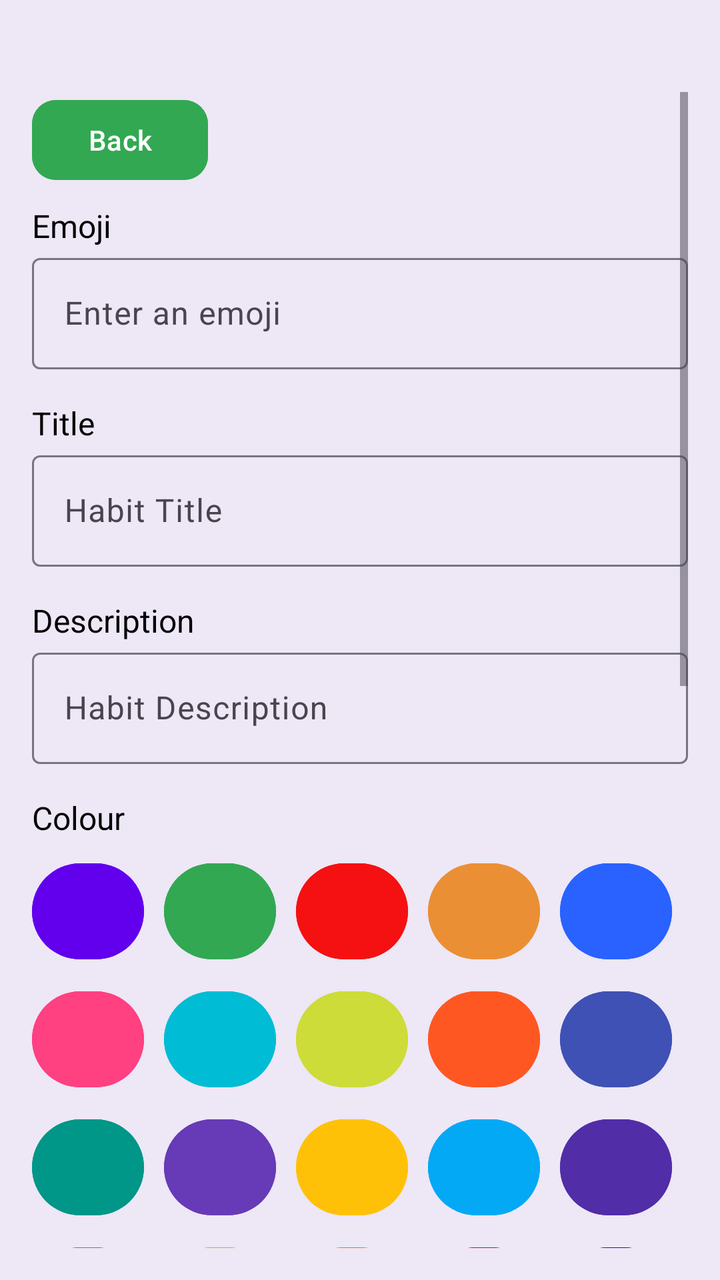
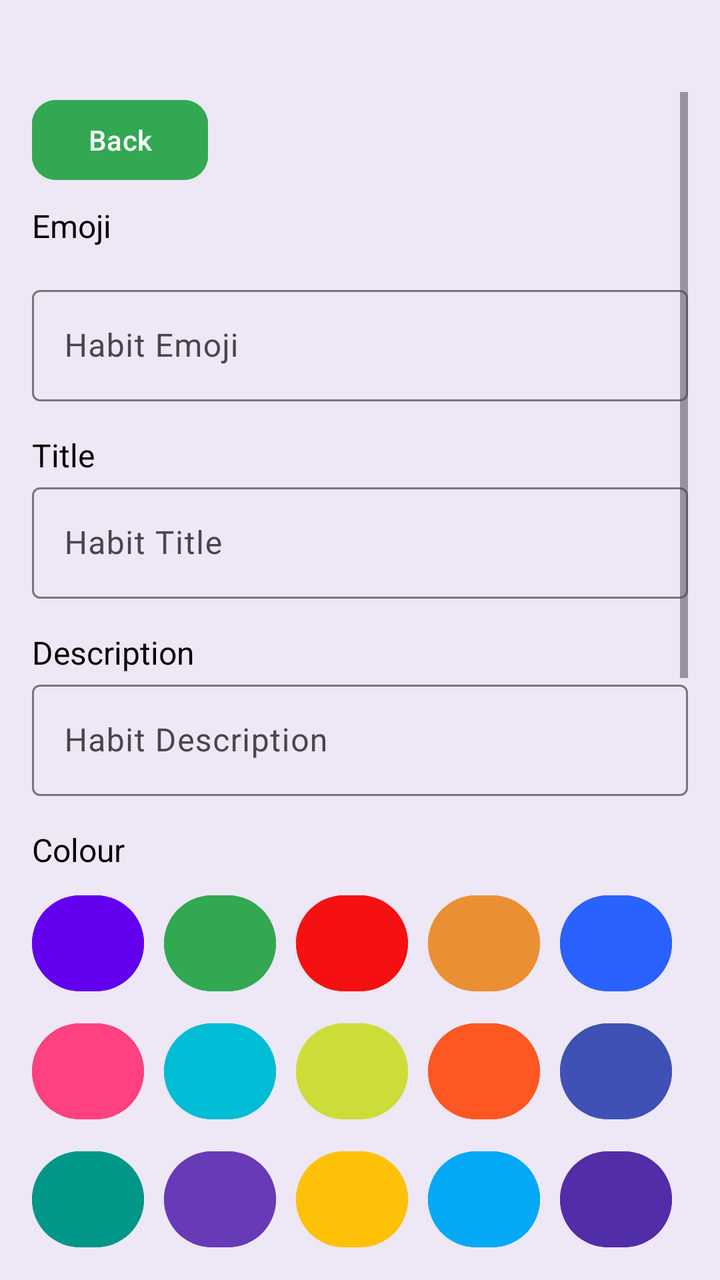

Screens rendered from an Android XML layout before and after an edit, with the pre-edit source and the edit as a unified diff.
<!-- AndroidManifest.xml: application theme Theme.TrackIt -->
<!-- res/layout/activity_add_habit.xml -->
<?xml version="1.0" encoding="utf-8"?>
<androidx.constraintlayout.widget.ConstraintLayout xmlns:android="http://schemas.android.com/apk/res/android"
    xmlns:app="http://schemas.android.com/apk/res-auto"
    xmlns:tools="http://schemas.android.com/tools"
    android:id="@+id/main"
    android:layout_width="match_parent"
    android:layout_height="match_parent"
    android:background="@color/bg_color"
    tools:context=".AddHabit">

    <ScrollView
        android:id="@+id/scrollView"
        android:layout_width="0dp"
        android:layout_height="0dp"
        android:layout_marginTop="30dp"
        android:fillViewport="true"
        android:padding="16dp"
        app:layout_constraintBottom_toBottomOf="parent"
        app:layout_constraintEnd_toEndOf="parent"
        app:layout_constraintStart_toStartOf="parent"
        app:layout_constraintTop_toTopOf="parent">

        <LinearLayout
            android:layout_width="match_parent"
            android:layout_height="wrap_content"
            android:orientation="vertical"
            android:paddingBottom="32dp">

            <com.google.android.material.button.MaterialButton
                android:id="@+id/backBtn"
                android:layout_width="wrap_content"
                android:layout_height="wrap_content"
                android:backgroundTint="#32A852"
                android:paddingStart="16dp"
                android:paddingTop="10dp"
                android:paddingEnd="16dp"
                android:paddingBottom="10dp"
                android:text="Back"
                android:textAllCaps="false"
                android:textColor="#FFFFFF"
                app:cornerRadius="12dp"
                app:iconGravity="textStart" />  <TextView
            android:layout_width="wrap_content"
            android:layout_height="wrap_content"
            android:layout_marginTop="8dp"
            android:text="Emoji"
            android:textColor="@color/text_primary"
            android:textSize="16sp" />

            <com.google.android.material.textfield.TextInputLayout
                android:layout_width="match_parent"
                android:layout_height="wrap_content"
                android:hint="Enter an emoji">

                <com.google.android.material.textfield.TextInputEditText
                    android:id="@+id/emojiInput"
                    android:layout_width="match_parent"
                    android:layout_height="wrap_content"
                    android:maxLength="2" />
            </com.google.android.material.textfield.TextInputLayout>  <TextView
            android:layout_width="wrap_content"
            android:layout_height="wrap_content"
            android:layout_marginTop="16dp"
            android:text="Title"
            android:textColor="@color/text_primary"
            android:textSize="16sp" />

            <com.google.android.material.textfield.TextInputLayout
                android:layout_width="match_parent"
                android:layout_height="wrap_content"
                android:hint="Habit Title">

                <com.google.android.material.textfield.TextInputEditText
                    android:id="@+id/titleInput"
                    android:layout_width="match_parent"
                    android:layout_height="wrap_content"
                    android:inputType="text" />
            </com.google.android.material.textfield.TextInputLayout>  <TextView
            android:layout_width="wrap_content"
            android:layout_height="wrap_content"
            android:layout_marginTop="16dp"
            android:text="Description"
            android:textColor="@color/text_primary"
            android:textSize="16sp" />

            <com.google.android.material.textfield.TextInputLayout
                android:layout_width="match_parent"
                android:layout_height="wrap_content"
                android:hint="Habit Description">

                <com.google.android.material.textfield.TextInputEditText
                    android:id="@+id/descInput"
                    android:layout_width="match_parent"
                    android:layout_height="wrap_content"
                    android:inputType="textMultiLine" />
            </com.google.android.material.textfield.TextInputLayout>  <TextView
            android:layout_width="wrap_content"
            android:layout_height="wrap_content"
            android:layout_marginTop="16dp"
            android:text="Colour"
            android:textColor="@color/text_primary"
            android:textSize="16sp" />

            <LinearLayout
                android:layout_width="wrap_content"
                android:layout_height="wrap_content"
                android:layout_marginTop="8dp"
                android:orientation="horizontal">

                <com.google.android.material.button.MaterialButton
                    android:id="@+id/Purple"
                    android:layout_width="56dp"
                    android:layout_height="56dp"
                    android:layout_marginStart="0dp"
                    android:backgroundTint="#6200EE"
                    android:foreground="?attr/selectableItemBackground"
                    android:text=""
                    app:cornerRadius="28dp" />

                <com.google.android.material.button.MaterialButton
                    android:id="@+id/Green"
                    android:layout_width="56dp"
                    android:layout_height="56dp"
                    android:layout_marginStart="10dp"
                    android:backgroundTint="#32A852"
                    android:foreground="?attr/selectableItemBackground"
                    android:text=""
                    app:cornerRadius="28dp" />

                <com.google.android.material.button.MaterialButton
                    android:id="@+id/Red"
                    android:layout_width="56dp"
                    android:layout_height="56dp"
                    android:layout_marginStart="10dp"
                    android:backgroundTint="#F51111"
                    android:foreground="?attr/selectableItemBackground"
                    android:text=""
                    app:cornerRadius="28dp" />

                <com.google.android.material.button.MaterialButton
                    android:id="@+id/Orange"
                    android:layout_width="56dp"
                    android:layout_height="56dp"
                    android:layout_marginStart="10dp"
                    android:backgroundTint="#EB8F34"
                    android:foreground="?attr/selectableItemBackground"
                    android:text=""
                    app:cornerRadius="28dp" />

                <com.google.android.material.button.MaterialButton
                    android:id="@+id/Blue"
                    android:layout_width="56dp"
                    android:layout_height="56dp"
                    android:layout_marginStart="10dp"
                    android:backgroundTint="#2962FF"
                    android:foreground="?attr/selectableItemBackground"
                    android:text=""
                    app:cornerRadius="28dp" />

                <com.google.android.material.button.MaterialButton
                    android:id="@+id/Yellow"
                    android:layout_width="56dp"
                    android:layout_height="56dp"
                    android:layout_marginStart="10dp"
                    android:backgroundTint="#FFD600"
                    android:foreground="?attr/selectableItemBackground"
                    android:text=""
                    app:cornerRadius="28dp" />
            </LinearLayout> 
            <LinearLayout
                android:layout_width="wrap_content"
                android:layout_height="wrap_content"
                android:layout_marginTop="8dp"
                android:orientation="horizontal">

                <com.google.android.material.button.MaterialButton
                    android:id="@+id/Pink"
                    android:layout_width="56dp"
                    android:layout_height="56dp"
                    android:backgroundTint="#FF4081"
                    android:foreground="?attr/selectableItemBackground"
                    android:text=""
                    app:cornerRadius="28dp" />

                <com.google.android.material.button.MaterialButton
                    android:id="@+id/Cyan"
                    android:layout_width="56dp"
                    android:layout_height="56dp"
                    android:layout_marginStart="10dp"
                    android:backgroundTint="#00BCD4"
                    android:foreground="?attr/selectableItemBackground"
                    android:text=""
                    app:cornerRadius="28dp" />

                <com.google.android.material.button.MaterialButton
                    android:id="@+id/Lime"
                    android:layout_width="56dp"
                    android:layout_height="56dp"
                    android:layout_marginStart="10dp"
                    android:backgroundTint="#CDDC39"
                    android:foreground="?attr/selectableItemBackground"
                    android:text=""
                    app:cornerRadius="28dp" />

                <com.google.android.material.button.MaterialButton
                    android:id="@+id/DeepOrange"
                    android:layout_width="56dp"
                    android:layout_height="56dp"
                    android:layout_marginStart="10dp"
                    android:backgroundTint="#FF5722"
                    android:foreground="?attr/selectableItemBackground"
                    android:text=""
                    app:cornerRadius="28dp" />

                <com.google.android.material.button.MaterialButton
                    android:id="@+id/Indigo"
                    android:layout_width="56dp"
                    android:layout_height="56dp"
                    android:layout_marginStart="10dp"
                    android:backgroundTint="#3F51B5"
                    android:foreground="?attr/selectableItemBackground"
                    android:text=""
                    app:cornerRadius="28dp" />

                <com.google.android.material.button.MaterialButton
                    android:id="@+id/Brown"
                    android:layout_width="56dp"
                    android:layout_height="56dp"
                    android:layout_marginStart="10dp"
                    android:backgroundTint="#795548"
                    android:foreground="?attr/selectableItemBackground"
                    android:text=""
                    app:cornerRadius="28dp" />
            </LinearLayout> 
            <LinearLayout
                android:layout_width="wrap_content"
                android:layout_height="wrap_content"
                android:layout_marginTop="8dp"
                android:orientation="horizontal">

                <com.google.android.material.button.MaterialButton
                    android:id="@+id/Teal"
                    android:layout_width="56dp"
                    android:layout_height="56dp"
                    android:backgroundTint="#009688"
                    android:foreground="?attr/selectableItemBackground"
                    android:text=""
                    app:cornerRadius="28dp" />

                <com.google.android.material.button.MaterialButton
                    android:id="@+id/DeepPurple"
                    android:layout_width="56dp"
                    android:layout_height="56dp"
                    android:layout_marginStart="10dp"
                    android:backgroundTint="#673AB7"
                    android:foreground="?attr/selectableItemBackground"
                    android:text=""
                    app:cornerRadius="28dp" />

                <com.google.android.material.button.MaterialButton
                    android:id="@+id/Amber"
                    android:layout_width="56dp"
                    android:layout_height="56dp"
                    android:layout_marginStart="10dp"
                    android:backgroundTint="#FFC107"
                    android:foreground="?attr/selectableItemBackground"
                    android:text=""
                    app:cornerRadius="28dp" />

                <com.google.android.material.button.MaterialButton
                    android:id="@+id/LightBlue"
                    android:layout_width="56dp"
                    android:layout_height="56dp"
                    android:layout_marginStart="10dp"
                    android:backgroundTint="#03A9F4"
                    android:foreground="?attr/selectableItemBackground"
                    android:text=""
                    app:cornerRadius="28dp" />

                <com.google.android.material.button.MaterialButton
                    android:id="@+id/PurpleDark"
                    android:layout_width="56dp"
                    android:layout_height="56dp"
                    android:layout_marginStart="10dp"
                    android:backgroundTint="#512DA8"
                    android:foreground="?attr/selectableItemBackground"
                    android:text=""
                    app:cornerRadius="28dp" />

                <com.google.android.material.button.MaterialButton
                    android:id="@+id/Gray"
                    android:layout_width="56dp"
                    android:layout_height="56dp"
                    android:layout_marginStart="10dp"
                    android:backgroundTint="#9E9E9E"
                    android:foreground="?attr/selectableItemBackground"
                    android:text=""
                    app:cornerRadius="28dp" />
            </LinearLayout> 
            <LinearLayout
                android:layout_width="wrap_content"
                android:layout_height="wrap_content"
                android:layout_marginTop="8dp"
                android:orientation="horizontal">

                <com.google.android.material.button.MaterialButton
                    android:id="@+id/BlueGray"
                    android:layout_width="56dp"
                    android:layout_height="56dp"
                    android:backgroundTint="#607D8B"
                    android:foreground="?attr/selectableItemBackground"
                    android:text=""
                    app:cornerRadius="28dp" />

                <com.google.android.material.button.MaterialButton
                    android:id="@+id/LightGreen"
                    android:layout_width="56dp"
                    android:layout_height="56dp"
                    android:layout_marginStart="10dp"
                    android:backgroundTint="#8BC34A"
                    android:foreground="?attr/selectableItemBackground"
                    android:text=""
                    app:cornerRadius="28dp" />

                <com.google.android.material.button.MaterialButton
                    android:id="@+id/OrangeDark"
                    android:layout_width="56dp"
                    android:layout_height="56dp"
                    android:layout_marginStart="10dp"
                    android:backgroundTint="#FF6F00"
                    android:foreground="?attr/selectableItemBackground"
                    android:text=""
                    app:cornerRadius="28dp" />

                <com.google.android.material.button.MaterialButton
                    android:id="@+id/RedDark"
                    android:layout_width="56dp"
                    android:layout_height="56dp"
                    android:layout_marginStart="10dp"
                    android:backgroundTint="#B71C1C"
                    android:foreground="?attr/selectableItemBackground"
                    android:text=""
                    app:cornerRadius="28dp" />

                <com.google.android.material.button.MaterialButton
                    android:id="@+id/IndigoDark"
                    android:layout_width="56dp"
                    android:layout_height="56dp"
                    android:layout_marginStart="10dp"
                    android:backgroundTint="#1A237E"
                    android:foreground="?attr/selectableItemBackground"
                    android:text=""
                    app:cornerRadius="28dp" />

                <com.google.android.material.button.MaterialButton
                    android:id="@+id/BrownDark"
                    android:layout_width="56dp"
                    android:layout_height="56dp"
                    android:layout_marginStart="10dp"
                    android:backgroundTint="#4E342E"
                    android:foreground="?attr/selectableItemBackground"
                    android:text=""
                    app:cornerRadius="28dp" />
            </LinearLayout> 
            <LinearLayout
                android:layout_width="wrap_content"
                android:layout_height="wrap_content"
                android:layout_marginTop="8dp"
                android:orientation="horizontal">

                <com.google.android.material.button.MaterialButton
                    android:id="@+id/Peach"
                    android:layout_width="56dp"
                    android:layout_height="56dp"
                    android:backgroundTint="#FFAB91"
                    android:foreground="?attr/selectableItemBackground"
                    android:text=""
                    app:cornerRadius="28dp" />

                <com.google.android.material.button.MaterialButton
                    android:id="@+id/Mint"
                    android:layout_width="56dp"
                    android:layout_height="56dp"
                    android:layout_marginStart="10dp"
                    android:backgroundTint="#A7FFEB"
                    android:foreground="?attr/selectableItemBackground"
                    android:text=""
                    app:cornerRadius="28dp" />

                <com.google.android.material.button.MaterialButton
                    android:id="@+id/Lavender"
                    android:layout_width="56dp"
                    android:layout_height="56dp"
                    android:layout_marginStart="10dp"
                    android:backgroundTint="#B39DDB"
                    android:foreground="?attr/selectableItemBackground"
                    android:text=""
                    app:cornerRadius="28dp" />

                <com.google.android.material.button.MaterialButton
                    android:id="@+id/Coral"
                    android:layout_width="56dp"
                    android:layout_height="56dp"
                    android:layout_marginStart="10dp"
                    android:backgroundTint="#FF6E6E"
                    android:foreground="?attr/selectableItemBackground"
                    android:text=""
                    app:cornerRadius="28dp" />

                <com.google.android.material.button.MaterialButton
                    android:id="@+id/SkyBlue"
                    android:layout_width="56dp"
                    android:layout_height="56dp"
                    android:layout_marginStart="10dp"
                    android:backgroundTint="#81D4FA"
                    android:foreground="?attr/selectableItemBackground"
                    android:text=""
                    app:cornerRadius="28dp" />

                <com.google.android.material.button.MaterialButton
                    android:id="@+id/Lemon"
                    android:layout_width="56dp"
                    android:layout_height="56dp"
                    android:layout_marginStart="10dp"
                    android:backgroundTint="#FFF59D"
                    android:foreground="?attr/selectableItemBackground"
                    android:text=""
                    app:cornerRadius="28dp" />
            </LinearLayout>  <TextView
            android:layout_width="wrap_content"
            android:layout_height="wrap_content"
            android:layout_marginTop="16dp"
            android:text="Habit Type"
            android:textColor="@color/text_primary"
            android:textSize="16sp" />

            <LinearLayout
                android:id="@+id/typeButtonsLayout"
                android:layout_width="match_parent"
                android:layout_height="wrap_content"
                android:layout_marginTop="16dp"
                android:gravity="center"
                android:orientation="horizontal"
                android:padding="8dp"
                android:weightSum="2">

                <com.google.android.material.button.MaterialButton
                    android:id="@+id/btnGood"
                    style="@style/Widget.MaterialComponents.Button.OutlinedButton"
                    android:layout_width="0dp"
                    android:layout_height="48dp"
                    android:layout_weight="1"
                    android:backgroundTint="#E0E0E0"
                    android:text="Good"
                    android:textColor="#000000"
                    app:cornerRadius="24dp" />

                <com.google.android.material.button.MaterialButton
                    android:id="@+id/btnBad"
                    style="@style/Widget.MaterialComponents.Button.OutlinedButton"
                    android:layout_width="0dp"
                    android:layout_height="48dp"
                    android:layout_marginStart="8dp"
                    android:layout_weight="1"
                    android:backgroundTint="#E0E0E0"
                    android:text="Bad"
                    android:textColor="#000000"
                    app:cornerRadius="24dp" />
            </LinearLayout>

            <LinearLayout
                android:layout_width="match_parent"
                android:layout_height="wrap_content"
                android:gravity="center_vertical"
                android:orientation="horizontal"
                android:paddingVertical="4dp">

                <com.google.android.material.textfield.TextInputLayout
                    android:layout_width="0dp"
                    android:layout_height="wrap_content"
                    android:layout_weight="1"
                    android:hint="Enter value"
                    style="@style/Widget.MaterialComponents.TextInputLayout.OutlinedBox"
                    app:boxCornerRadiusTopStart="6dp"
                    app:boxCornerRadiusTopEnd="6dp"
                    app:boxCornerRadiusBottomStart="6dp"
                    app:boxCornerRadiusBottomEnd="6dp"
                    app:boxStrokeColor="#6200EE">

                    <com.google.android.material.textfield.TextInputEditText
                        android:id="@+id/goalInput"
                        android:layout_width="match_parent"
                        android:layout_height="wrap_content"
                        android:inputType="numberDecimal"/>
                </com.google.android.material.textfield.TextInputLayout>

                <Spinner
                    android:id="@+id/unitSpinner"
                    android:layout_width="wrap_content"
                    android:layout_height="40dp"
                    android:layout_marginStart="8dp"
                    android:backgroundTint="#E0E0E0"
                    android:spinnerMode="dropdown"
                    android:entries="@array/goal_units"
                    android:paddingHorizontal="12dp"/>
            </LinearLayout>
             
            <TextView
                android:layout_width="wrap_content"
                android:layout_height="wrap_content"
                android:layout_marginTop="16dp"
                android:text="Task Days"
                android:textColor="@color/text_primary"
                android:textSize="16sp" />

            <LinearLayout
                android:id="@+id/daysLayout"
                android:layout_width="match_parent"
                android:layout_height="wrap_content"
                android:layout_marginTop="8dp"
                android:gravity="center"
                android:orientation="horizontal">

                <com.google.android.material.button.MaterialButton
                    android:id="@+id/monBtn"
                    style="@style/Widget.MaterialComponents.Button.OutlinedButton"
                    android:layout_width="48dp"
                    android:layout_height="48dp"
                    android:backgroundTint="#E0E0E0"
                    android:text="M"
                    android:textColor="#000000"
                    app:cornerRadius="24dp" />

                <com.google.android.material.button.MaterialButton
                    android:id="@+id/tueBtn"
                    style="@style/Widget.MaterialComponents.Button.OutlinedButton"
                    android:layout_width="48dp"
                    android:layout_height="48dp"
                    android:layout_marginStart="8dp"
                    android:backgroundTint="#E0E0E0"
                    android:text="T"
                    android:textColor="#000000"
                    app:cornerRadius="24dp" />

                <com.google.android.material.button.MaterialButton
                    android:id="@+id/wedBtn"
                    style="@style/Widget.MaterialComponents.Button.OutlinedButton"
                    android:layout_width="48dp"
                    android:layout_height="48dp"
                    android:layout_marginStart="8dp"
                    android:backgroundTint="#E0E0E0"
                    android:text="W"
                    android:textColor="#000000"
                    app:cornerRadius="24dp" />

                <com.google.android.material.button.MaterialButton
                    android:id="@+id/thuBtn"
                    style="@style/Widget.MaterialComponents.Button.OutlinedButton"
                    android:layout_width="48dp"
                    android:layout_height="48dp"
                    android:layout_marginStart="8dp"
                    android:backgroundTint="#E0E0E0"
                    android:text="T"
                    android:textColor="#000000"
                    app:cornerRadius="24dp" />

                <com.google.android.material.button.MaterialButton
                    android:id="@+id/friBtn"
                    style="@style/Widget.MaterialComponents.Button.OutlinedButton"
                    android:layout_width="48dp"
                    android:layout_height="48dp"
                    android:layout_marginStart="8dp"
                    android:backgroundTint="#E0E0E0"
                    android:text="F"
                    android:textColor="#000000"
                    app:cornerRadius="24dp" />

                <com.google.android.material.button.MaterialButton
                    android:id="@+id/satBtn"
                    style="@style/Widget.MaterialComponents.Button.OutlinedButton"
                    android:layout_width="48dp"
                    android:layout_height="48dp"
                    android:layout_marginStart="8dp"
                    android:backgroundTint="#E0E0E0"
                    android:text="S"
                    android:textColor="#000000"
                    app:cornerRadius="24dp" />

                <com.google.android.material.button.MaterialButton
                    android:id="@+id/sunBtn"
                    style="@style/Widget.MaterialComponents.Button.OutlinedButton"
                    android:layout_width="48dp"
                    android:layout_height="48dp"
                    android:layout_marginStart="8dp"
                    android:backgroundTint="#E0E0E0"
                    android:text="S"
                    android:textColor="#000000"
                    app:cornerRadius="24dp" />
            </LinearLayout>

            <TextView
                android:layout_width="wrap_content"
                android:layout_height="wrap_content"
                android:layout_marginTop="16dp"
                android:text="Reminder Time"
                android:textColor="@color/text_primary"
                android:textSize="16sp" />

            <LinearLayout
                android:layout_width="match_parent"
                android:layout_height="wrap_content"
                android:layout_marginTop="8dp"
                android:gravity="center_vertical"
                android:orientation="horizontal">

                <com.google.android.material.button.MaterialButton
                    android:id="@+id/btnPickTime"
                    style="@style/Widget.MaterialComponents.Button.OutlinedButton"
                    android:layout_width="wrap_content"
                    android:layout_height="wrap_content"
                    android:backgroundTint="#E0E0E0"
                    android:text="Set Time"
                    android:textColor="#000000"
                    android:textAllCaps="false"
                    app:cornerRadius="12dp" />

                <TextView
                    android:id="@+id/tvSelectedTime"
                    android:layout_width="wrap_content"
                    android:layout_height="wrap_content"
                    android:layout_marginStart="16dp"
                    android:text="Not set"
                    android:textColor="@color/text_primary"
                    android:textSize="16sp"
                    android:textStyle="bold" />
            </LinearLayout>
            <Button
                android:id="@+id/saveHabitBtn"
                android:layout_width="match_parent"
                android:layout_height="wrap_content"
                android:layout_marginTop="24dp"
                android:backgroundTint="#187d24"
                android:text="Save Habit"
                android:textColor="#FFFFFF" />
        </LinearLayout>
    </ScrollView>
</androidx.constraintlayout.widget.ConstraintLayout>
<!-- resources referenced by this layout -->
<resources>
  <string-array name="goal_units">
          <item>Select</item>
          <item>count</item>
          <item>steps</item>
          <item>m</item>
          <item>km</item>
          <item>mile</item>
          <item>ml</item>
          <item>cal</item>
          <item>g</item>
          <item>day</item>
          <item>hour</item>
          <item>minute</item>
          <item>sec</item>
          <item>Custom</item>
      </string-array>
  <color name="bg_color">#EDE7F6</color>
  <color name="text_primary">#000000</color>
  <style name="Theme.TrackIt" parent="Base.Theme.TrackIt" />
  <style name="Base.Theme.TrackIt" parent="Theme.Material3.DayNight.NoActionBar">
          
          
      </style>
</resources>

<!-- the commit's change to res/layout/activity_add_habit.xml (unified diff, before → after) -->
@@ -50,20 +50,33 @@
             <com.google.android.material.textfield.TextInputLayout
                 android:layout_width="match_parent"
                 android:layout_height="wrap_content"
-                android:hint="Enter an emoji">
+                android:layout_marginTop="16dp"
+                android:hint="Habit Emoji"
+                app:endIconMode="custom">
 
                 <com.google.android.material.textfield.TextInputEditText
-                    android:id="@+id/emojiInput"
+                    android:id="@+id/habitEmojiInput"
                     android:layout_width="match_parent"
                     android:layout_height="wrap_content"
-                    android:maxLength="2" />
-            </com.google.android.material.textfield.TextInputLayout>  <TextView
-            android:layout_width="wrap_content"
-            android:layout_height="wrap_content"
-            android:layout_marginTop="16dp"
-            android:text="Title"
-            android:textColor="@color/text_primary"
-            android:textSize="16sp" />
+                    android:clickable="true"
+                    android:cursorVisible="false"
+                    android:focusable="false"
+                    android:inputType="none" />
+            </com.google.android.material.textfield.TextInputLayout>
+
+            <androidx.emoji2.emojipicker.EmojiPickerView
+                android:id="@+id/emoji_picker"
+                android:layout_width="match_parent"
+                android:layout_height="300dp"
+                android:layout_marginTop="8dp"
+                android:visibility="gone" />
+            <TextView
+                android:layout_width="wrap_content"
+                android:layout_height="wrap_content"
+                android:layout_marginTop="16dp"
+                android:text="Title"
+                android:textColor="@color/text_primary"
+                android:textSize="16sp" />
 
             <com.google.android.material.textfield.TextInputLayout
                 android:layout_width="match_parent"
@@ -476,22 +489,22 @@
                 android:paddingVertical="4dp">
 
                 <com.google.android.material.textfield.TextInputLayout
+                    style="@style/Widget.MaterialComponents.TextInputLayout.OutlinedBox"
                     android:layout_width="0dp"
                     android:layout_height="wrap_content"
                     android:layout_weight="1"
                     android:hint="Enter value"
-                    style="@style/Widget.MaterialComponents.TextInputLayout.OutlinedBox"
+                    app:boxCornerRadiusBottomEnd="6dp"
+                    app:boxCornerRadiusBottomStart="6dp"
+                    app:boxCornerRadiusTopEnd="6dp"
                     app:boxCornerRadiusTopStart="6dp"
-                    app:boxCornerRadiusTopEnd="6dp"
-                    app:boxCornerRadiusBottomStart="6dp"
-                    app:boxCornerRadiusBottomEnd="6dp"
                     app:boxStrokeColor="#6200EE">
 
                     <com.google.android.material.textfield.TextInputEditText
                         android:id="@+id/goalInput"
                         android:layout_width="match_parent"
                         android:layout_height="wrap_content"
-                        android:inputType="numberDecimal"/>
+                        android:inputType="numberDecimal" />
                 </com.google.android.material.textfield.TextInputLayout>
 
                 <Spinner
@@ -500,9 +513,9 @@
                     android:layout_height="40dp"
                     android:layout_marginStart="8dp"
                     android:backgroundTint="#E0E0E0"
-                    android:spinnerMode="dropdown"
                     android:entries="@array/goal_units"
-                    android:paddingHorizontal="12dp"/>
+                    android:paddingHorizontal="12dp"
+                    android:spinnerMode="dropdown" />
             </LinearLayout>
              
             <TextView
@@ -620,8 +633,8 @@
                     android:layout_height="wrap_content"
                     android:backgroundTint="#E0E0E0"
                     android:text="Set Time"
-                    android:textColor="#000000"
                     android:textAllCaps="false"
+                    android:textColor="#000000"
                     app:cornerRadius="12dp" />
 
                 <TextView
@@ -634,6 +647,7 @@
                     android:textSize="16sp"
                     android:textStyle="bold" />
             </LinearLayout>
+
             <Button
                 android:id="@+id/saveHabitBtn"
                 android:layout_width="match_parent"
